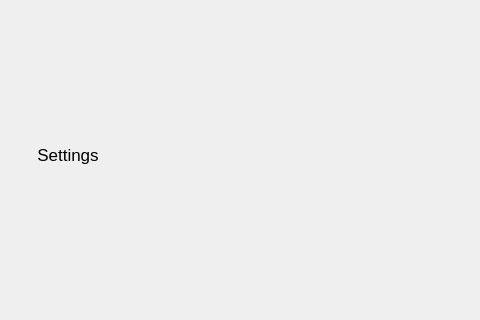
Old version of the form p2landing.ui in the repository ashelto6/ThePortal; both pictures show x 98 to 578 and y 172 to 492 of the 1027 by 621 pixel window.
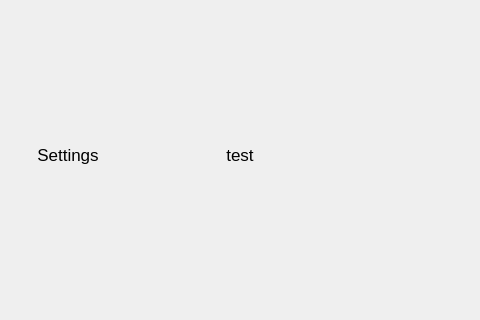
New version of the form.

Diff of the .ui file:
```diff
--- a/p2landing.ui
+++ b/p2landing.ui
@@ -189,7 +189,7 @@
            </font>
           </property>
           <property name="text">
-           <string/>
+           <string>test</string>
           </property>
           <property name="alignment">
            <set>Qt::AlignHCenter|Qt::AlignTop</set>
```
